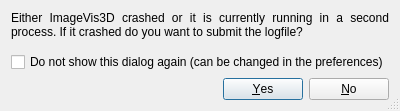
This is ImageVis3D/UI/UI/CrashDetDlg.ui in SCIInstitute/ImageVis3D as Qt 5 draws it before an edit. The edited form follows.
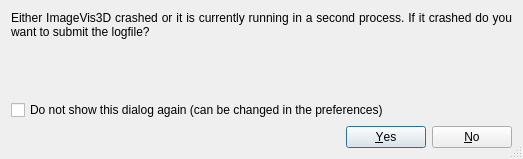
This is the edited form.

Commit message: changed size of the CrashDetDlg fixed yes/no button event handling

```diff
--- a/ImageVis3D/UI/UI/CrashDetDlg.ui
+++ b/ImageVis3D/UI/UI/CrashDetDlg.ui
@@ -9,8 +9,8 @@
    <rect>
     <x>0</x>
     <y>0</y>
-    <width>400</width>
-    <height>111</height>
+    <width>523</width>
+    <height>159</height>
    </rect>
   </property>
   <property name="windowTitle">
```
The commit also changes 1 other file.
